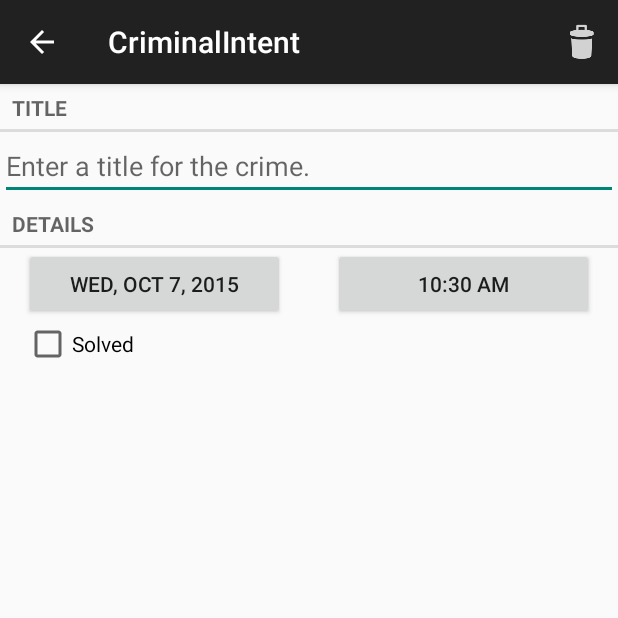
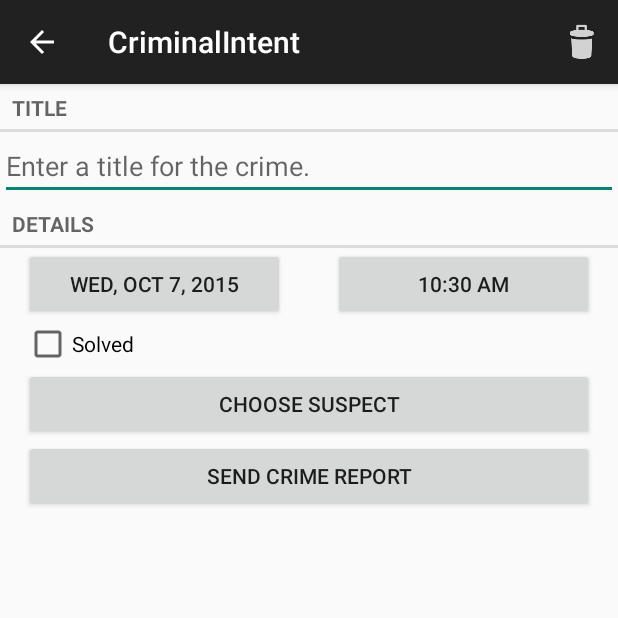
Before and after one commit to SkedsGilbert/Crime, an Android app: the screen it shows after launch (CrimePagerActivity), after a tap on "ADD CRIME", on a phone screen of 412 x 824 dp, the top half of it. Run offline under Robolectric (Android 15) with nearby library versions, the phone set to English and light mode, and no system bars.

Commit message:
Created Suspect button to add suspect from contacts list, and created a Send Crime Report button that will send crime info in a message

```diff
--- a/app/src/main/java/com/south42studios/criminalintent/Crime.java
+++ b/app/src/main/java/com/south42studios/criminalintent/Crime.java
@@ -1,6 +1,4 @@
 package com.south42studios.criminalintent;
-
-import android.text.format.Time;
 
 import java.util.Date;
 import java.util.UUID;
@@ -13,6 +11,7 @@ public class Crime {
     private String mTitle;
     private Date mDate;
     private boolean mSolved;
+    private String mSuspect;
 
     public Crime() {
         this(UUID.randomUUID());
@@ -22,7 +21,7 @@ public class Crime {
         return mID;
     }
 
-    public Crime(UUID id){
+    public Crime(UUID id) {
         mID = id;
         mDate = new Date();
     }
@@ -50,4 +49,12 @@ public class Crime {
     public void setSolved(boolean solved) {
         mSolved = solved;
     }
+
+    public String getSuspect() {
+        return mSuspect;
+    }
+
+    public void setSuspect(String suspect) {
+        mSuspect = suspect;
+    }
 }
--- a/app/src/main/java/com/south42studios/criminalintent/CrimeLab.java
+++ b/app/src/main/java/com/south42studios/criminalintent/CrimeLab.java
@@ -4,12 +4,10 @@ import android.content.ContentValues;
 import android.content.Context;
 import android.database.Cursor;
 import android.database.sqlite.SQLiteDatabase;
-import android.provider.Telephony;
 import android.util.Log;
 
 import com.south42studios.criminalintent.database.CrimeBaseHelper;
 import com.south42studios.criminalintent.database.CrimeCursorWrapper;
-import com.south42studios.criminalintent.database.CrimeDbSchema;
 import com.south42studios.criminalintent.database.CrimeDbSchema.CrimeTable;
 
 import java.util.ArrayList;
@@ -41,7 +39,7 @@ public class CrimeLab {
     public List<Crime> getCrimes() {
         List<Crime> crimes = new ArrayList<>();
 
-        CrimeCursorWrapper cursor = queryCrimes(null,null);
+        CrimeCursorWrapper cursor = queryCrimes(null, null);
 
         try {
             cursor.moveToFirst();
@@ -64,15 +62,15 @@ public class CrimeLab {
     public void removeCrime(Crime c) {
         ContentValues values = getContentValues(c);
         String uuid = values.get(CrimeTable.Cols.UUID).toString();
-        mDatabase.delete(CrimeTable.NAME,CrimeTable.Cols.UUID + "= ?"
-                ,new String[]{uuid});
+        mDatabase.delete(CrimeTable.NAME, CrimeTable.Cols.UUID + "= ?"
+                , new String[]{uuid});
 
     }
 
     public Crime getCrimes(UUID id) {
         CrimeCursorWrapper cursor = queryCrimes(
                 CrimeTable.Cols.UUID + " =? "
-                ,new String[] {id.toString()}
+                , new String[]{id.toString()}
         );
 
         try {
@@ -92,8 +90,8 @@ public class CrimeLab {
         String uuidString = crime.getID().toString();
         ContentValues values = getContentValues(crime);
 
-        mDatabase.update(CrimeTable.NAME,values,CrimeTable.Cols.UUID + " = ?",
-                new String[] {uuidString} );
+        mDatabase.update(CrimeTable.NAME, values, CrimeTable.Cols.UUID + " = ?",
+                new String[]{uuidString});
     }
 
     private static ContentValues getContentValues(Crime crime) {
@@ -103,11 +101,12 @@ public class CrimeLab {
         values.put(CrimeTable.Cols.TITLE, crime.getTitle());
         values.put(CrimeTable.Cols.DATE, crime.getDate().getTime());
         values.put(CrimeTable.Cols.SOLVED, crime.isSolved() ? 1 : 0);
+        values.put(CrimeTable.Cols.SUSPECT, crime.getSuspect());
         return values;
     }
 
     private CrimeCursorWrapper queryCrimes(String whereClause, String[] whereArgs) {
-        Cursor cursor = mDatabase.query (
+        Cursor cursor = mDatabase.query(
                 CrimeTable.NAME,
                 null, //Columns
                 whereClause,
--- a/app/src/main/java/com/south42studios/criminalintent/database/CrimeBaseHelper.java
+++ b/app/src/main/java/com/south42studios/criminalintent/database/CrimeBaseHelper.java
@@ -25,7 +25,9 @@ public class CrimeBaseHelper extends SQLiteOpenHelper {
                         + CrimeTable.Cols.UUID + ","
                         + CrimeTable.Cols.TITLE + ","
                         + CrimeTable.Cols.DATE + ","
-                        + CrimeTable.Cols.SOLVED + ")"
+                        + CrimeTable.Cols.SOLVED + ","
+                        + CrimeTable.Cols.SUSPECT +
+                        ")"
         );
     }
 
--- a/app/src/main/java/com/south42studios/criminalintent/database/CrimeCursorWrapper.java
+++ b/app/src/main/java/com/south42studios/criminalintent/database/CrimeCursorWrapper.java
@@ -27,11 +27,13 @@ public class CrimeCursorWrapper extends CursorWrapper {
         String title = getString(getColumnIndex(CrimeTable.Cols.TITLE));
         long date = getLong(getColumnIndex(CrimeTable.Cols.DATE));
         int isSolved = getInt(getColumnIndex(CrimeTable.Cols.SOLVED));
+        String suspect = getString(getColumnIndex(CrimeTable.Cols.SUSPECT));
 
         Crime crime = new Crime(UUID.fromString(uuidString));
         crime.setTitle(title);
         crime.setDate(new Date(date));
         crime.setSolved(isSolved != 0);
+        crime.setSuspect(suspect);
 
 
         return crime;
--- a/app/src/main/java/com/south42studios/criminalintent/database/CrimeDbSchema.java
+++ b/app/src/main/java/com/south42studios/criminalintent/database/CrimeDbSchema.java
@@ -13,6 +13,7 @@ public class CrimeDbSchema {
             public static final String TITLE = "TITLE";
             public static final String DATE = "DATE";
             public static final String SOLVED = "SOLVED";
+            public static final String SUSPECT = "SUSPECT";
         }
     }
 }
--- a/app/src/main/res/layout-land/fragment_crime.xml
+++ b/app/src/main/res/layout-land/fragment_crime.xml
@@ -55,4 +55,27 @@
         android:layout_marginRight="16dp"
         android:text="@string/crime_solved_label"/>
 
+    <LinearLayout
+        android:layout_width="match_parent"
+        android:layout_height="wrap_content"
+        android:orientation="horizontal"
+        android:layout_marginLeft="16dp"
+        android:layout_marginRight="16dp">
+
+        <Button
+            android:id="@+id/crime_suspect"
+            android:layout_width="match_parent"
+            android:layout_height="wrap_content"
+            android:layout_weight="1"
+            android:text="@string/crime_suspect_text"/>
+
+        <Button
+            android:id="@+id/crime_report"
+            android:layout_width="match_parent"
+            android:layout_height="wrap_content"
+            android:layout_weight="1"
+            android:text="@string/crime_report_text"/>
+
+    </LinearLayout>
+
 </LinearLayout>
--- a/app/src/main/res/layout/fragment_crime.xml
+++ b/app/src/main/res/layout/fragment_crime.xml
@@ -55,4 +55,27 @@
         android:layout_marginRight="16dp"
         android:text="@string/crime_solved_label"/>
 
+    <LinearLayout
+        android:orientation="vertical"
+        android:layout_width="match_parent"
+        android:layout_height="match_parent">
+
+        <Button
+            android:id="@+id/crime_suspect_button"
+            android:layout_width="match_parent"
+            android:layout_height="wrap_content"
+            android:layout_marginLeft="16dp"
+            android:layout_marginRight="16dp"
+            android:text="@string/crime_suspect_text"/>
+
+        <Button
+            android:id="@+id/crime_report_button"
+            android:layout_width="match_parent"
+            android:layout_height="wrap_content"
+            android:layout_marginLeft="16dp"
+            android:layout_marginRight="16dp"
+            android:text="@string/crime_report_text"/>
+
+    </LinearLayout>
+
 </LinearLayout>
--- a/app/src/main/res/values/strings.xml
+++ b/app/src/main/res/values/strings.xml
@@ -13,4 +13,15 @@
     <string name="hide_subtitle">Hide Subtitle</string>
     <string name="subtitle_format">%1$s</string>
     <string name="delete_crime">Delete</string>
+    <string name="crime_suspect_text">Choose Suspect</string>
+    <string name="crime_report_text">Send Crime Report</string>
+    <string name="crime_report">%1$s! The crime was discovered
+    on %2$s. %3$s and %4$s</string>
+    <string name="crime_report_solved">The case is solved</string>
+    <string name="crime_report_unsolved">The case is not solved</string>
+    <string name="crime_report_suspect">the suspect is %s.</string>
+    <string name="crime_report_subject">CriminalIntent Crime Report</string>
+    <string name="send_crime_report">Send crime report via</string>
+    <string name="crime_report_no_suspect">there is no suspect</string>
+
 </resources>
```
Also changed, not shown: app/src/main/java/com/south42studios/criminalintent/CrimeFragment.java (+98 -3 lines).
